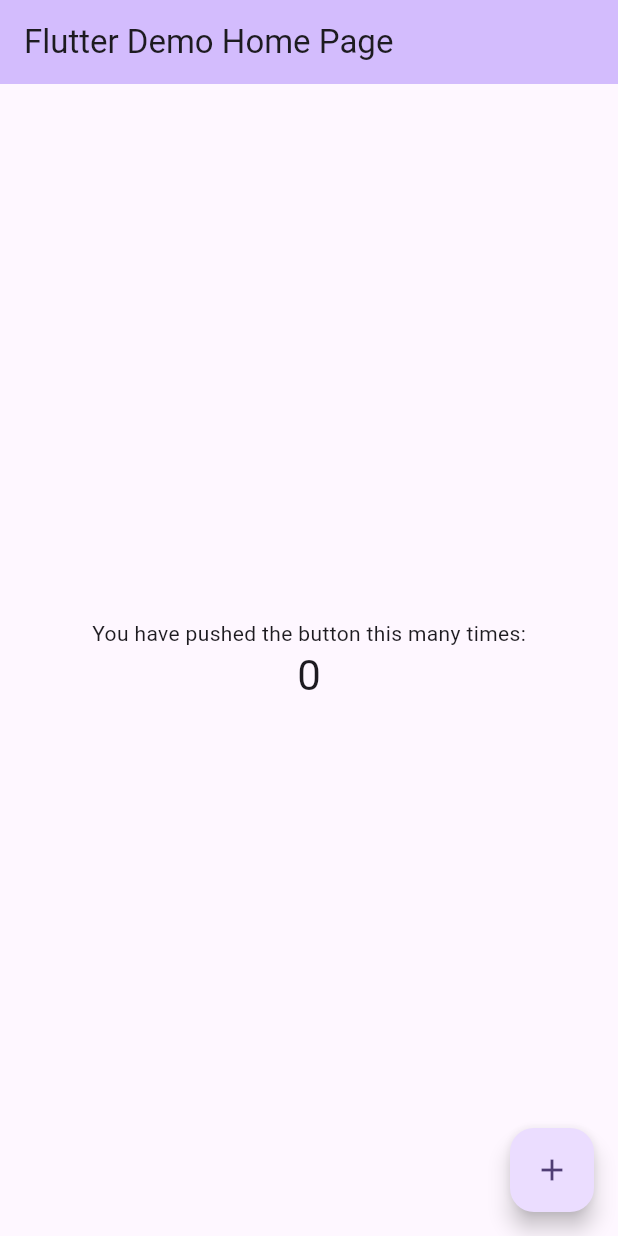
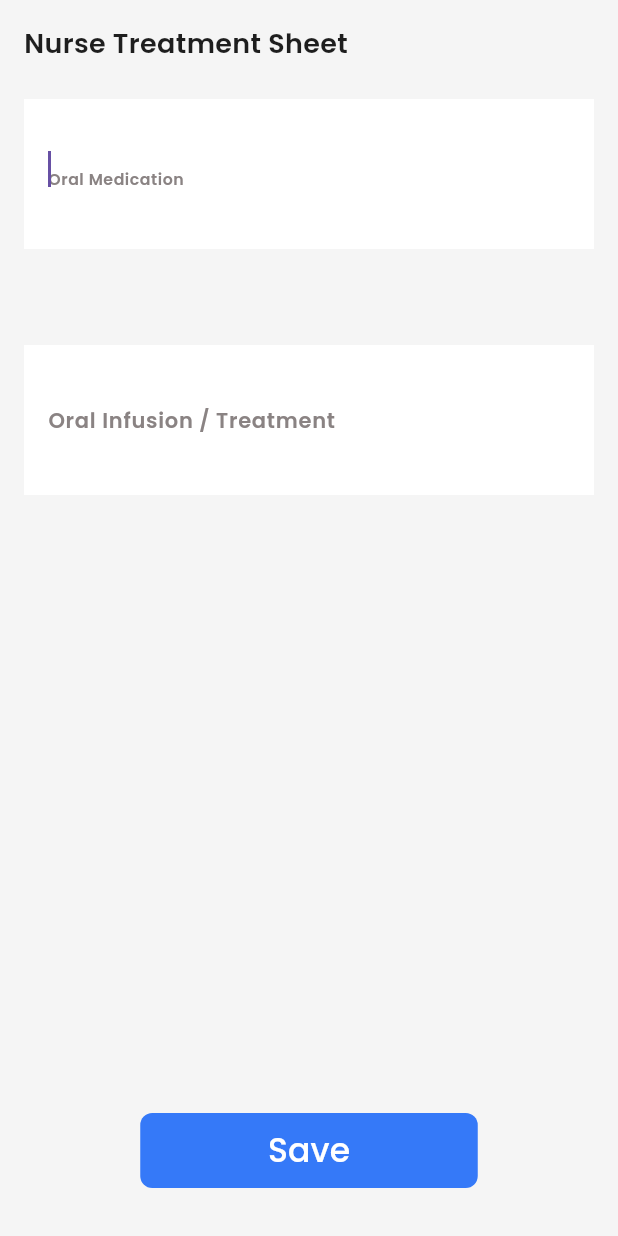
Before and after one commit to yuzalsif/inpatient_care_mobile_app, a Flutter app: the screen it shows after launch, on a phone screen of 412 x 824 dp. Run offline on Flutter 3.47's test engine with Material 3 defaults, Android fonts, the phone set to English and light mode, and no system bars; our stand-ins replace equatable, flutter_bloc, flutter_secure_storage, formz, google_fonts, routemaster and 2 more.

Commit message:
feat: Add nurse treatment sheet

```diff
--- a/lib/main.dart
+++ b/lib/main.dart
@@ -1,125 +1,57 @@
 import 'package:flutter/material.dart';
+import 'package:google_fonts/google_fonts.dart';
+import 'package:inpatient_api/inpatient_api.dart';
+import 'package:inpatient_care_mobile_app/routing_table.dart';
+import 'package:routemaster/routemaster.dart';
+import 'package:user_repository/user_repository.dart';
 
 void main() {
-  runApp(const MyApp());
+  runApp(const InpatientCareMobileApp());
 }
 
-class MyApp extends StatelessWidget {
-  const MyApp({super.key});
+class InpatientCareMobileApp extends StatefulWidget {
+  const InpatientCareMobileApp({super.key});
 
-  // This widget is the root of your application.
   @override
-  Widget build(BuildContext context) {
-    return MaterialApp(
-      title: 'Flutter Demo',
-      theme: ThemeData(
-        // This is the theme of your application.
-        //
-        // TRY THIS: Try running your application with "flutter run". You'll see
-        // the application has a purple toolbar. Then, without quitting the app,
-        // try changing the seedColor in the colorScheme below to Colors.green
-        // and then invoke "hot reload" (save your changes or press the "hot
-        // reload" button in a Flutter-supported IDE, or press "r" if you used
-        // the command line to start the app).
-        //
-        // Notice that the counter didn't reset back to zero; the application
-        // state is not lost during the reload. To reset the state, use hot
-        // restart instead.
-        //
-        // This works for code too, not just values: Most code changes can be
-        // tested with just a hot reload.
-        colorScheme: ColorScheme.fromSeed(seedColor: Colors.deepPurple),
-        useMaterial3: true,
-      ),
-      home: const MyHomePage(title: 'Flutter Demo Home Page'),
-    );
-  }
+  State<InpatientCareMobileApp> createState() => _InpatientCareMobileAppState();
 }
 
-class MyHomePage extends StatefulWidget {
-  const MyHomePage({super.key, required this.title});
+class _InpatientCareMobileAppState extends State<InpatientCareMobileApp> {
+  late final InpatientApi _inpatientApi = InpatientApi();
 
-  // This widget is the home page of your application. It is stateful, meaning
-  // that it has a State object (defined below) that contains fields that affect
-  // how it looks.
+  late final _userRepository = UserRepository(
+    remoteApi: _inpatientApi,
+  );
 
-  // This class is the configuration for the state. It holds the values (in this
-  // case the title) provided by the parent (in this case the App widget) and
-  // used by the build method of the State. Fields in a Widget subclass are
-  // always marked "final".
-
-  final String title;
-
-  @override
-  State<MyHomePage> createState() => _MyHomePageState();
-}
-
-class _MyHomePageState extends State<MyHomePage> {
-  int _counter = 0;
-
-  void _incrementCounter() {
-    setState(() {
-      // This call to setState tells the Flutter framework that something has
-      // changed in this State, which causes it to rerun the build method below
-      // so that the display can reflect the updated values. If we changed
-      // _counter without calling setState(), then the build method would not be
-      // called again, and so nothing would appear to happen.
-      _counter++;
-    });
-  }
+  late final RoutemasterDelegate _routerDelegate = RoutemasterDelegate(
+    // observers: [
+    //   ScreenViewObserver(
+    //     analyticsService: _analyticsService,
+    //   ),
+    // ],
+    routesBuilder: (context) {
+      return RouteMap(
+        routes: buildRoutingTable(
+          routerDelegate: _routerDelegate,
+          userRepository: _userRepository,
+        ),
+      );
+    },
+  );
 
   @override
   Widget build(BuildContext context) {
-    // This method is rerun every time setState is called, for instance as done
-    // by the _incrementCounter method above.
-    //
-    // The Flutter framework has been optimized to make rerunning build methods
-    // fast, so that you can just rebuild anything that needs updating rather
-    // than having to individually change instances of widgets.
-    return Scaffold(
-      appBar: AppBar(
-        // TRY THIS: Try changing the color here to a specific color (to
-        // Colors.amber, perhaps?) and trigger a hot reload to see the AppBar
-        // change color while the other colors stay the same.
-        backgroundColor: Theme.of(context).colorScheme.inversePrimary,
-        // Here we take the value from the MyHomePage object that was created by
-        // the App.build method, and use it to set our appbar title.
-        title: Text(widget.title),
-      ),
-      body: Center(
-        // Center is a layout widget. It takes a single child and positions it
-        // in the middle of the parent.
-        child: Column(
-          // Column is also a layout widget. It takes a list of children and
-          // arranges them vertically. By default, it sizes itself to fit its
-          // children horizontally, and tries to be as tall as its parent.
-          //
-          // Column has various properties to control how it sizes itself and
-          // how it positions its children. Here we use mainAxisAlignment to
-          // center the children vertically; the main axis here is the vertical
-          // axis because Columns are vertical (the cross axis would be
-          // horizontal).
-          //
-          // TRY THIS: Invoke "debug painting" (choose the "Toggle Debug Paint"
-          // action in the IDE, or press "p" in the console), to see the
-          // wireframe for each widget.
-          mainAxisAlignment: MainAxisAlignment.center,
-          children: <Widget>[
-            const Text(
-              'You have pushed the button this many times:',
-            ),
-            Text(
-              '$_counter',
-              style: Theme.of(context).textTheme.headlineMedium,
-            ),
-          ],
-        ),
-      ),
-      floatingActionButton: FloatingActionButton(
-        onPressed: _incrementCounter,
-        tooltip: 'Increment',
-        child: const Icon(Icons.add),
-      ), // This trailing comma makes auto-formatting nicer for build methods.
-    );
+    return
+      MaterialApp.router(
+        theme: ThemeData(
+          primaryColor: const Color(0xFF3579F8),
+          textTheme: GoogleFonts.poppinsTextTheme(
+            Theme.of(context).textTheme,
+          ),
+          ),
+        debugShowCheckedModeBanner: false,
+        routerDelegate: _routerDelegate,
+        routeInformationParser: const RoutemasterParser(),
+      );
   }
 }
--- /dev/null
+++ b/lib/routing_table.dart
@@ -0,0 +1,33 @@
+import 'package:flutter/material.dart';
+import 'package:inpatient_care_mobile_app/to_be_removed/nurse_treatment_sheet.dart';
+import 'package:routemaster/routemaster.dart';
+import 'package:sign_in/sign_in.dart';
+import 'package:user_repository/user_repository.dart';
+
+Map<String, PageBuilder> buildRoutingTable({
+  required RoutemasterDelegate routerDelegate,
+  required UserRepository userRepository,
+}) {
+  return {
+    _PathConstants.signInPath: (_) => MaterialPage(
+          name: 'sign-in',
+          fullscreenDialog: true,
+          child: Builder(
+            builder: (context) {
+              // return SignInScreen(
+              //   userRepository: userRepository,
+              //   onSignInSuccess: () {},
+              // );
+              return const NurseTreatmentSheetScreen();
+            },
+          ),
+        ),
+  };
+}
+
+class _PathConstants {
+  const _PathConstants._();
+
+  // static String get tabContainerPath => '/';
+  static String get signInPath => '/';
+}
--- /dev/null
+++ b/lib/to_be_removed/nurse_treatment_sheet.dart
@@ -0,0 +1,100 @@
+import 'package:component_library/component_library.dart';
+import 'package:flutter/material.dart';
+
+class NurseTreatmentSheetScreen extends StatefulWidget {
+  const NurseTreatmentSheetScreen({super.key});
+
+  @override
+  State<NurseTreatmentSheetScreen> createState() => _NurseTreatmentSheetScreenState();
+}
+
+class _NurseTreatmentSheetScreenState extends State<NurseTreatmentSheetScreen> {
+  @override
+  Widget build(BuildContext context) {
+    return Scaffold(
+        backgroundColor: const Color(0xFFF5F5F5),
+        body: SafeArea(
+          child: Padding(
+            padding: const EdgeInsets.only(left: 16.0, right: 16, top: 16, bottom: 32),
+            child: Column(
+              crossAxisAlignment: CrossAxisAlignment.start,
+              mainAxisAlignment: MainAxisAlignment.spaceBetween,
+              children: [
+                const Column(
+                  crossAxisAlignment: CrossAxisAlignment.start,
+                  children: [
+                    Text('Nurse Treatment Sheet',
+                        style: TextStyle(
+                            fontSize: 18,
+                            fontWeight: FontWeight.w600,
+                            color: Color(0xff1E1E1E))),
+                    SizedBox(
+                      height: Spacing.xLarge,
+                    ),
+                    _InputField(label: 'Oral Medication'),
+                    SizedBox(
+                      height: Spacing.xxxLarge,
+                    ),
+                    _InputField(label: 'Oral Infusion / Treatment'),
+                  ],
+                ),
+                Center(child: RoundFormButton(text: 'Save', onPressed: () {} )),
+              ],
+            ),
+          ),
+        ));
+  }
+}
+
+class _InputField extends StatefulWidget {
+  final String label;
+
+  const _InputField({super.key, required this.label});
+
+  @override
+  State<_InputField> createState() => _InputFieldState();
+}
+
+class _InputFieldState extends State<_InputField> {
+
+  @override
+  Widget build(BuildContext context) {
+    return Container(
+      decoration: const BoxDecoration(
+        color: Colors.white,
+      ),
+      width: double.infinity,
+      height: 100,
+      child: Padding(
+        padding: const EdgeInsets.only(
+          left: 16,
+          top: 36,
+          bottom: 36,
+        ),
+        child: Column(
+          mainAxisAlignment: MainAxisAlignment.center,
+          crossAxisAlignment: CrossAxisAlignment.start,
+          children: [
+              SizedBox(
+                height: 20,
+                child: TextField(
+                  autofocus: true,
+                  decoration: InputDecoration(
+                    label:  Text(
+                      widget.label,
+                      style: const TextStyle(
+                        fontSize: 14,
+                        fontWeight: FontWeight.w600,
+                        color: Color(0xff8A8383),
+                      ),
+                    ),
+                    border: InputBorder.none,
+                  ),
+                ),
+              )
+          ],
+        ),
+      ),
+    );
+  }
+}
--- a/packages/component_library/lib/src/expanded_elevated_button.dart
+++ b/packages/component_library/lib/src/expanded_elevated_button.dart
@@ -2,6 +2,7 @@ import 'package:flutter/material.dart';
 
 class ExpandedElevatedButton extends StatelessWidget {
   static const double _elevatedButtonHeight = 48;
+  static const double _elevatedButtonScaleFactor = 0.5;
 
   const ExpandedElevatedButton({
     required this.label,
@@ -36,6 +37,9 @@ class ExpandedElevatedButton extends StatelessWidget {
           ? ElevatedButton.icon(
         onPressed: onTap,
         label: Text(
+          style: const TextStyle(
+            fontSize: 18 //TODO: Create a const for this zz
+          ),
           label,
         ),
         icon: icon,
--- a/packages/component_library/lib/src/round_form_button.dart
+++ b/packages/component_library/lib/src/round_form_button.dart
@@ -5,15 +5,15 @@ class RoundFormButton extends StatelessWidget {
   final VoidCallback onPressed;
   final IconData? icon;
 
-  RoundFormButton({required this.text, required this.onPressed, this.icon});
+  RoundFormButton({super.key, required this.text, required this.onPressed, this.icon});
 
   @override
   Widget build(BuildContext context) {
     return icon != null ? ElevatedButton(
       onPressed: onPressed,
       style: ElevatedButton.styleFrom(
-        minimumSize: Size(225, 58),
-        backgroundColor: Color(0xFF3579F8),
+        minimumSize: const Size(225, 50),
+        backgroundColor: const Color(0xFF3579F8),
         shape: RoundedRectangleBorder(
           borderRadius: BorderRadius.circular(8.0),
         ),
@@ -24,12 +24,12 @@ class RoundFormButton extends StatelessWidget {
         children: [
           Text(
             text,
-            style: TextStyle(
+            style: const TextStyle(
               color: Colors.white,
-              fontSize: 28,
+              fontSize: 22,
             ),
           ),
-          SizedBox(width: 8.0), // Space between text and icon
+          const SizedBox(width: 8.0), // Space between text and icon
           Icon(
             icon,
             color: Colors.white, // Predefined icon color
@@ -41,7 +41,7 @@ class RoundFormButton extends StatelessWidget {
     :ElevatedButton(
       onPressed: onPressed,
       style: ElevatedButton.styleFrom(
-        minimumSize: const Size(225, 58),
+        minimumSize: const Size(225, 50),
         backgroundColor: const Color(0xFF3579F8), // Button expands to full width
         shape: RoundedRectangleBorder(
           borderRadius: BorderRadius.circular(8.0), // Border radius of 32
@@ -50,7 +50,7 @@ class RoundFormButton extends StatelessWidget {
       ),
       child: Text(
         text,
-        style: const TextStyle(color: Colors.white, fontSize: 28),
+        style: const TextStyle(color: Colors.white, fontSize: 22),
       ),
     );
   }
--- a/packages/form_fields/lib/src/password.dart
+++ b/packages/form_fields/lib/src/password.dart
@@ -11,11 +11,7 @@ class Password extends FormzInput<String, PasswordValidationError> {
 
   @override
   PasswordValidationError? validator(String value) {
-    if (value.isEmpty) {
-      return PasswordValidationError.empty;
-    } else {
-      return null;
-    }
+    return isPure ? null : (value.isEmpty ? PasswordValidationError.empty : null);
   }
 }
 
--- a/packages/form_fields/lib/src/username.dart
+++ b/packages/form_fields/lib/src/username.dart
@@ -11,7 +11,9 @@ class Username extends FormzInput<String, UsernameValidationError> {
 
   @override
   UsernameValidationError? validator(String value) {
-    return value.isEmpty ? UsernameValidationError.empty : null;
+    return isPure
+        ? null
+        : (value.isEmpty ? UsernameValidationError.empty : null);
   }
 }
 
--- a/packages/user_repository/lib/src/user_repository.dart
+++ b/packages/user_repository/lib/src/user_repository.dart
@@ -1,3 +1,4 @@
+import 'package:flutter/cupertino.dart';
 import 'package:rxdart/rxdart.dart';
 
 import 'package:domain_models/domain_models.dart';
@@ -8,9 +9,9 @@ import 'package:user_repository/src/user_secure_storage.dart';
 class UserRepository {
   UserRepository({
     required InpatientApi remoteApi,
-    required UserSecureStorage secureStorage,
+    @visibleForTesting UserSecureStorage? secureStorage,
   })  : _remoteApi = remoteApi,
-        _secureStorage = secureStorage;
+        _secureStorage = secureStorage ?? const UserSecureStorage();
 
   final UserSecureStorage _secureStorage;
   final InpatientApi _remoteApi;
```
Also changed, not shown: packages/features/sign_in/lib/src/sign_in_cubit.dart (+4 -4 lines), packages/features/sign_in/lib/src/sign_in_screen.dart (+12 -8 lines), packages/form_fields/lib/src/url.dart (+5 -4 lines), packages/inpatient_api/lib/src/url_builder.dart (+4 -3 lines), pubspec.yaml (+15 -68 lines), pubspec.lock, 6 other files.
